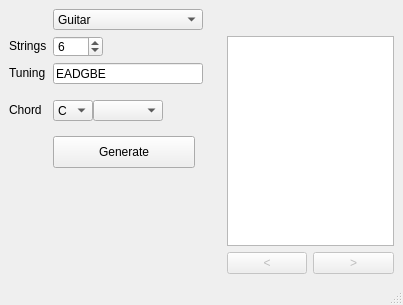
Above: mainwindow.ui from povle/chord-fingering-generator before the change. Below: the same form after it.
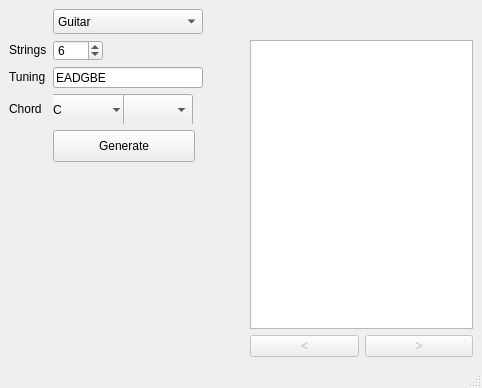
That is the form after the change.

Diff of the .ui file:
```diff
--- a/mainwindow.ui
+++ b/mainwindow.ui
@@ -6,16 +6,10 @@
    <rect>
     <x>0</x>
     <y>0</y>
-    <width>403</width>
-    <height>305</height>
+    <width>482</width>
+    <height>388</height>
    </rect>
   </property>
-  <property name="maximumSize">
-   <size>
-    <width>530</width>
-    <height>480</height>
-   </size>
-  </property>
   <property name="windowTitle">
    <string>Chords</string>
   </property>
@@ -122,22 +116,22 @@
       <property name="minimumSize">
        <size>
         <width>150</width>
-        <height>40</height>
+        <height>30</height>
        </size>
       </property>
       <widget class="QComboBox" name="chordRootBox">
        <property name="geometry">
         <rect>
-         <x>0</x>
-         <y>10</y>
-         <width>40</width>
-         <height>21</height>
+         <x>-5</x>
+         <y>0</y>
+         <width>80</width>
+         <height>32</height>
         </rect>
        </property>
        <property name="minimumSize">
         <size>
-         <width>0</width>
-         <height>0</height>
+         <width>80</width>
+         <height>32</height>
         </size>
        </property>
        <property name="maximumSize">
@@ -216,10 +210,10 @@
        </property>
        <property name="geometry">
         <rect>
-         <x>40</x>
-         <y>10</y>
+         <x>70</x>
+         <y>0</y>
          <width>70</width>
-         <height>21</height>
+         <height>32</height>
         </rect>
        </property>
        <item>
@@ -265,8 +259,34 @@
       </widget>
      </widget>
     </item>
-    <item row="9" column="6">
-     <widget class="QWidget" name="widget_2" native="true"/>
+    <item row="4" column="12" rowspan="6" colspan="2">
+     <widget class="QTextBrowser" name="chartBrowser">
+      <property name="minimumSize">
+       <size>
+        <width>162</width>
+        <height>190</height>
+       </size>
+      </property>
+      <property name="font">
+       <font>
+        <family>Droid Sans Mono for Powerline</family>
+        <pointsize>20</pointsize>
+       </font>
+      </property>
+      <property name="sizeAdjustPolicy">
+       <enum>QAbstractScrollArea::AdjustIgnored</enum>
+      </property>
+      <property name="autoFormatting">
+       <set>QTextEdit::AutoNone</set>
+      </property>
+      <property name="html">
+       <string>&lt;!DOCTYPE HTML PUBLIC &quot;-//W3C//DTD HTML 4.0//EN&quot; &quot;http://www.w3.org/TR/REC-html40/strict.dtd&quot;&gt;
+&lt;html&gt;&lt;head&gt;&lt;meta name=&quot;qrichtext&quot; content=&quot;1&quot; /&gt;&lt;style type=&quot;text/css&quot;&gt;
+p, li { white-space: pre-wrap; }
+&lt;/style&gt;&lt;/head&gt;&lt;body style=&quot; font-family:'Droid Sans Mono for Powerline'; font-size:20pt; font-weight:400; font-style:normal;&quot;&gt;
+&lt;p align=&quot;center&quot; style=&quot;-qt-paragraph-type:empty; margin-top:0px; margin-bottom:0px; margin-left:0px; margin-right:0px; -qt-block-indent:0; text-indent:0px; font-family:'Droid Sans Mono for Powerline';&quot;&gt;&lt;br /&gt;&lt;/p&gt;&lt;/body&gt;&lt;/html&gt;</string>
+      </property>
+     </widget>
     </item>
     <item row="10" column="12">
      <widget class="QPushButton" name="prevButton">
@@ -356,13 +376,13 @@
       <property name="minimumSize">
        <size>
         <width>100</width>
-        <height>21</height>
+        <height>25</height>
        </size>
       </property>
       <property name="maximumSize">
        <size>
         <width>150</width>
-        <height>21</height>
+        <height>25</height>
        </size>
       </property>
       <property name="frame">
@@ -390,38 +410,6 @@
       </item>
      </widget>
     </item>
-    <item row="4" column="12" rowspan="6" colspan="2">
-     <widget class="QTextBrowser" name="chartBrowser">
-      <property name="minimumSize">
-       <size>
-        <width>162</width>
-        <height>190</height>
-       </size>
-      </property>
-      <property name="font">
-       <font>
-        <family>Consolas</family>
-        <pointsize>16</pointsize>
-       </font>
-      </property>
-      <property name="sizeAdjustPolicy">
-       <enum>QAbstractScrollArea::AdjustIgnored</enum>
-      </property>
-      <property name="autoFormatting">
-       <set>QTextEdit::AutoNone</set>
-      </property>
-      <property name="lineWrapMode">
-       <enum>QTextEdit::NoWrap</enum>
-      </property>
-      <property name="html">
-       <string>&lt;!DOCTYPE HTML PUBLIC &quot;-//W3C//DTD HTML 4.0//EN&quot; &quot;http://www.w3.org/TR/REC-html40/strict.dtd&quot;&gt;
-&lt;html&gt;&lt;head&gt;&lt;meta name=&quot;qrichtext&quot; content=&quot;1&quot; /&gt;&lt;style type=&quot;text/css&quot;&gt;
-p, li { white-space: pre-wrap; }
-&lt;/style&gt;&lt;/head&gt;&lt;body style=&quot; font-family:'Consolas'; font-size:16pt; font-weight:400; font-style:normal;&quot;&gt;
-&lt;p style=&quot;-qt-paragraph-type:empty; margin-top:0px; margin-bottom:0px; margin-left:0px; margin-right:0px; -qt-block-indent:0; text-indent:0px; font-family:'Consolas'; font-size:8pt;&quot;&gt;&lt;br /&gt;&lt;/p&gt;&lt;/body&gt;&lt;/html&gt;</string>
-      </property>
-     </widget>
-    </item>
    </layout>
   </widget>
   <widget class="QMenuBar" name="menubar">
```
Left out of the diff: 131 changed lines with no effect on the pictures.
